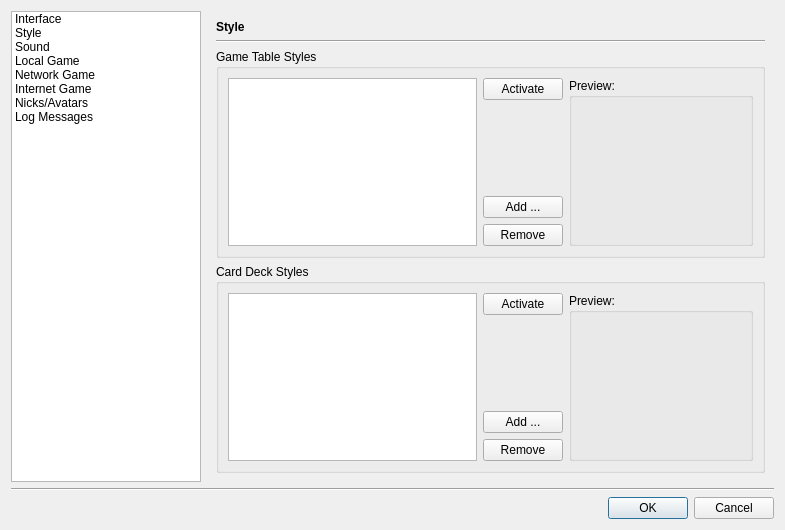
This is src/gui/qt/settingsdialog.ui in pokerth/pokerth as Qt 5 draws it before an edit. The edited form follows.
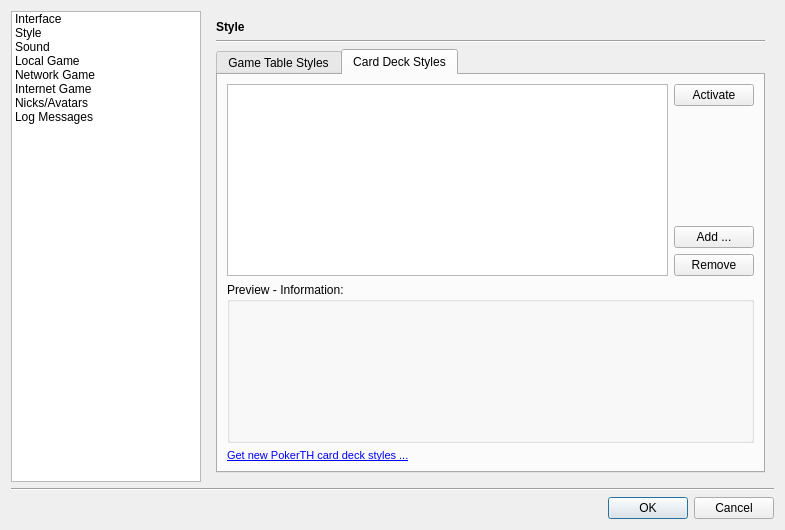
This is the edited form. The open tabs and pages were chosen to show the change. Icons and pictures are not drawn. Custom widgets are drawn as their Qt base class.

Commit message: adds more information for styles shown in settings dialog

Diff of the .ui file:
```diff
--- a/src/gui/qt/settingsdialog.ui
+++ b/src/gui/qt/settingsdialog.ui
@@ -393,11 +393,18 @@
           </widget>
          </item>
          <item row="2" column="0" >
-          <widget class="QGroupBox" name="groupBox_11" >
-           <property name="title" >
+          <widget class="QTabWidget" name="tabWidget" >
+           <property name="currentIndex" >
+            <number>0</number>
+           </property>
+           <widget class="QWidget" name="tab_3" >
+            <attribute name="title" >
             <string>Game Table Styles</string>
-           </property>
+            </attribute>
            <layout class="QGridLayout" name="gridLayout_13" >
+             <item row="0" column="0" >
+              <widget class="QListWidget" name="listWidget_gameTableStyles" />
+             </item>
             <item row="0" column="1" >
              <layout class="QVBoxLayout" name="verticalLayout" >
               <item>
@@ -436,10 +443,10 @@
               </item>
              </layout>
             </item>
-            <item row="0" column="2" >
+             <item row="1" column="0" colspan="2" >
              <widget class="QGroupBox" name="groupBox_13" >
               <property name="title" >
-               <string>Preview:</string>
+                <string>Preview - Information:</string>
               </property>
               <layout class="QGridLayout" name="gridLayout_15" >
                <item row="0" column="0" >
@@ -461,21 +468,43 @@
                  </property>
                 </widget>
                </item>
+                <item row="0" column="1" >
+                 <widget class="QLabel" name="label_gameTableStyleInfo" >
+                  <property name="text" >
+                   <string/>
+                  </property>
+                  <property name="textFormat" >
+                   <enum>Qt::RichText</enum>
+                  </property>
+                 </widget>
+                </item>
               </layout>
              </widget>
             </item>
-            <item row="0" column="0" >
-             <widget class="QListWidget" name="listWidget_gameTableStyles" />
+             <item row="2" column="0" colspan="2" >
+              <widget class="QLabel" name="label_55" >
+               <property name="text" >
+                <string>&lt;!DOCTYPE HTML PUBLIC "-//W3C//DTD HTML 4.0//EN" "http://www.w3.org/TR/REC-html40/strict.dtd">
+&lt;html>&lt;head>&lt;meta name="qrichtext" content="1" />&lt;style type="text/css">
+p, li { white-space: pre-wrap; }
+&lt;/style>&lt;/head>&lt;body style=" font-family:'Nimbus Sans L'; font-size:8pt; font-weight:400; font-style:normal;">
+&lt;p style=" margin-top:0px; margin-bottom:0px; margin-left:0px; margin-right:0px; -qt-block-indent:0; text-indent:0px;">&lt;a href="http://gtstyles.pokerth.net/">&lt;span style=" text-decoration: underline; color:#0000ff;">Get new PokerTH game table styles ...&lt;/span>&lt;/a>&lt;/p>&lt;/body>&lt;/html></string>
+               </property>
+               <property name="openExternalLinks" >
+                <bool>true</bool>
+               </property>
+              </widget>
             </item>
            </layout>
           </widget>
-         </item>
-         <item row="3" column="0" >
-          <widget class="QGroupBox" name="groupBox_12" >
-           <property name="title" >
+           <widget class="QWidget" name="tab_4" >
+            <attribute name="title" >
             <string>Card Deck Styles</string>
-           </property>
+            </attribute>
            <layout class="QGridLayout" name="gridLayout_14" >
+             <item row="0" column="0" >
+              <widget class="QListWidget" name="listWidget_cardDeckStyles" />
+             </item>
             <item row="0" column="1" >
              <layout class="QVBoxLayout" name="verticalLayout_2" >
               <item>
@@ -514,10 +543,10 @@
               </item>
              </layout>
             </item>
-            <item row="0" column="2" >
+             <item row="1" column="0" colspan="2" >
              <widget class="QGroupBox" name="groupBox_14" >
               <property name="title" >
-               <string>Preview:</string>
+                <string>Preview - Information:</string>
               </property>
               <layout class="QGridLayout" name="gridLayout_16" >
                <item row="0" column="0" >
@@ -539,13 +568,35 @@
                  </property>
                 </widget>
                </item>
+                <item row="0" column="1" >
+                 <widget class="QLabel" name="label_cardDeckStyleInfo" >
+                  <property name="text" >
+                   <string/>
+                  </property>
+                  <property name="textFormat" >
+                   <enum>Qt::RichText</enum>
+                  </property>
+                 </widget>
+                </item>
               </layout>
              </widget>
             </item>
-            <item row="0" column="0" >
-             <widget class="QListWidget" name="listWidget_cardDeckStyles" />
-            </item>
-           </layout>
+             <item row="2" column="0" colspan="2" >
+              <widget class="QLabel" name="label_56" >
+               <property name="text" >
+                <string>&lt;!DOCTYPE HTML PUBLIC "-//W3C//DTD HTML 4.0//EN" "http://www.w3.org/TR/REC-html40/strict.dtd">
+&lt;html>&lt;head>&lt;meta name="qrichtext" content="1" />&lt;style type="text/css">
+p, li { white-space: pre-wrap; }
+&lt;/style>&lt;/head>&lt;body style=" font-family:'Nimbus Sans L'; font-size:8pt; font-weight:400; font-style:normal;">
+&lt;p style=" margin-top:0px; margin-bottom:0px; margin-left:0px; margin-right:0px; -qt-block-indent:0; text-indent:0px;">&lt;a href="http://cdstyles.pokerth.net/">&lt;span style=" text-decoration: underline; color:#0000ff;">Get new PokerTH card deck styles ...&lt;/span>&lt;/a>&lt;/p>&lt;/body>&lt;/html></string>
+               </property>
+               <property name="openExternalLinks" >
+                <bool>true</bool>
+               </property>
+              </widget>
+             </item>
+            </layout>
+           </widget>
           </widget>
          </item>
         </layout>
```
Left out of the diff: 3 changed lines with no effect on the pictures. Lines whose indentation alone changed are shown as unchanged. The commit also changes 10 other files.
